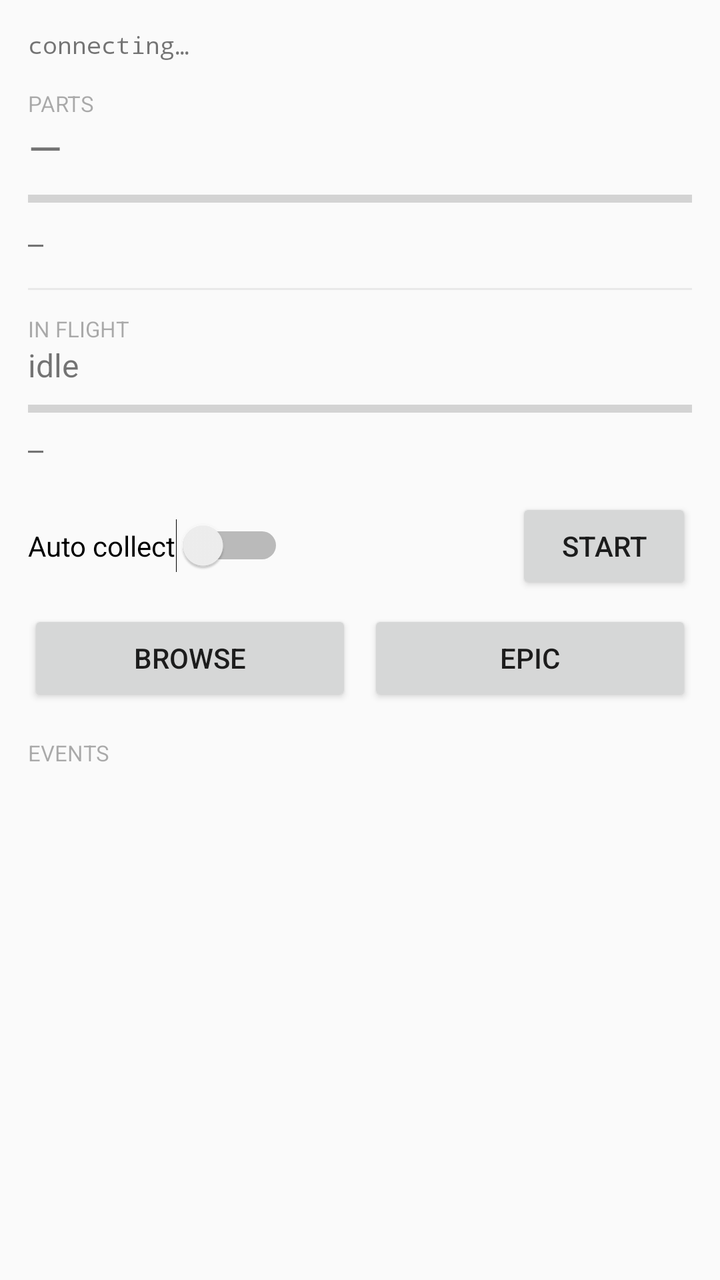
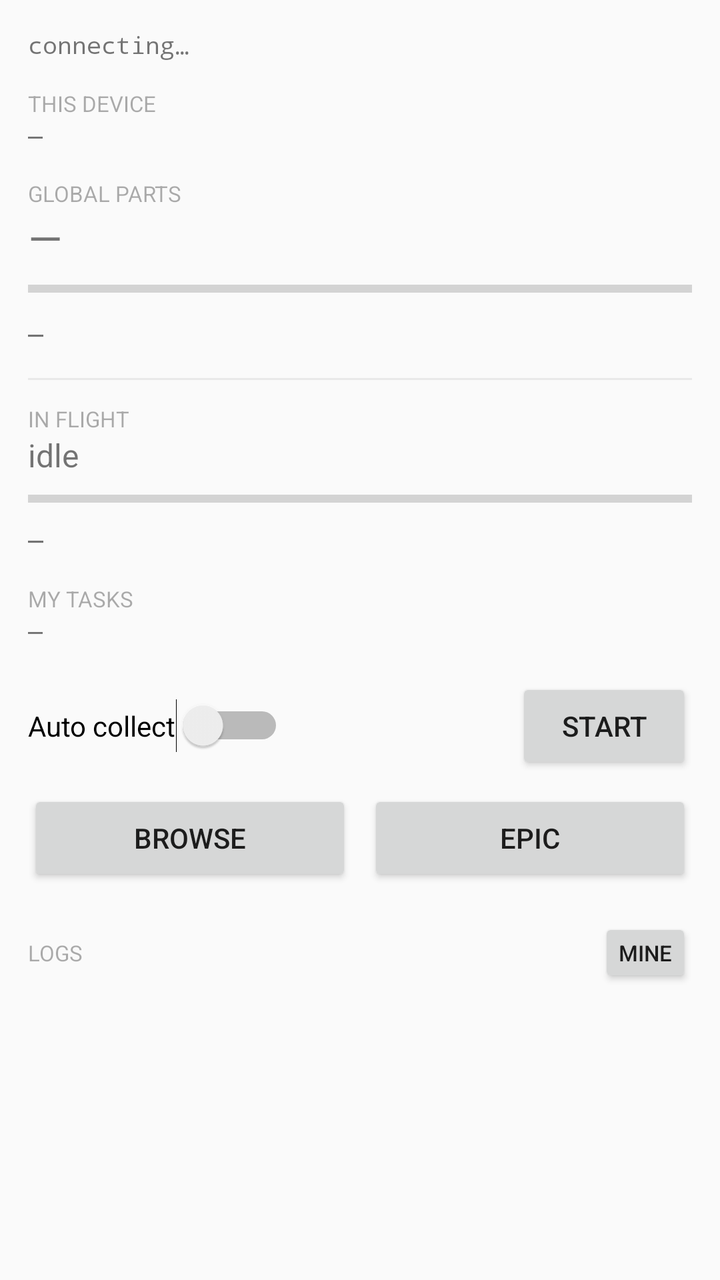

Two renders of the same Android screen: before a commit and after it. Below are the layout's source before the change and the commit's diff.
<!-- AndroidManifest.xml: application theme android:Theme.Material.Light.DarkActionBar -->
<!-- res/layout/activity_main.xml -->
<?xml version="1.0" encoding="utf-8"?>
<ScrollView xmlns:android="http://schemas.android.com/apk/res/android"
    android:layout_width="match_parent"
    android:layout_height="match_parent"
    android:fillViewport="true">

    <LinearLayout
        android:layout_width="match_parent"
        android:layout_height="wrap_content"
        android:orientation="vertical"
        android:padding="14dp">

        <TextView
            android:id="@+id/tvHealth"
            android:layout_width="match_parent"
            android:layout_height="wrap_content"
            android:fontFamily="monospace"
            android:textSize="12sp"
            android:text="connecting…" />

        <TextView
            android:layout_width="wrap_content"
            android:layout_height="wrap_content"
            android:layout_marginTop="14dp"
            android:text="PARTS"
            android:textSize="11sp"
            android:alpha="0.6" />

        <TextView
            android:id="@+id/tvParts"
            android:layout_width="wrap_content"
            android:layout_height="wrap_content"
            android:textSize="22sp"
            android:text="—" />

        <ProgressBar
            android:id="@+id/pbParts"
            style="?android:attr/progressBarStyleHorizontal"
            android:layout_width="match_parent"
            android:layout_height="10dp"
            android:layout_marginTop="6dp"
            android:max="100" />

        <TextView
            android:id="@+id/tvKpis"
            android:layout_width="match_parent"
            android:layout_height="wrap_content"
            android:layout_marginTop="8dp"
            android:fontFamily="monospace"
            android:textSize="13sp"
            android:text="—" />

        <View
            android:layout_width="match_parent"
            android:layout_height="1dp"
            android:layout_marginTop="14dp"
            android:alpha="0.2"
            android:background="@android:color/darker_gray" />

        <TextView
            android:layout_width="wrap_content"
            android:layout_height="wrap_content"
            android:layout_marginTop="12dp"
            android:text="IN FLIGHT"
            android:textSize="11sp"
            android:alpha="0.6" />

        <TextView
            android:id="@+id/tvCurrent"
            android:layout_width="match_parent"
            android:layout_height="wrap_content"
            android:textSize="16sp"
            android:text="idle" />

        <ProgressBar
            android:id="@+id/pbCurrent"
            style="?android:attr/progressBarStyleHorizontal"
            android:layout_width="match_parent"
            android:layout_height="10dp"
            android:layout_marginTop="6dp"
            android:max="100" />

        <TextView
            android:id="@+id/tvSpeed"
            android:layout_width="match_parent"
            android:layout_height="wrap_content"
            android:layout_marginTop="6dp"
            android:fontFamily="monospace"
            android:textSize="13sp"
            android:text="—" />

        <LinearLayout
            android:layout_width="match_parent"
            android:layout_height="wrap_content"
            android:layout_marginTop="16dp"
            android:gravity="center_vertical"
            android:orientation="horizontal">

            <Switch
                android:id="@+id/swAuto"
                android:layout_width="wrap_content"
                android:layout_height="wrap_content"
                android:text="Auto collect" />

            <Space
                android:layout_width="0dp"
                android:layout_height="1dp"
                android:layout_weight="1" />

            <Button
                android:id="@+id/btnService"
                android:layout_width="wrap_content"
                android:layout_height="wrap_content"
                android:text="Start" />
        </LinearLayout>

        <LinearLayout
            android:layout_width="match_parent"
            android:layout_height="wrap_content"
            android:layout_marginTop="8dp"
            android:orientation="horizontal">

            <Button
                android:id="@+id/btnBrowse"
                android:layout_width="0dp"
                android:layout_height="wrap_content"
                android:layout_weight="1"
                android:text="Browse" />

            <Button
                android:id="@+id/btnEpic"
                android:layout_width="0dp"
                android:layout_height="wrap_content"
                android:layout_weight="1"
                android:layout_marginStart="8dp"
                android:text="EPIC" />
        </LinearLayout>

        <TextView
            android:layout_width="wrap_content"
            android:layout_height="wrap_content"
            android:layout_marginTop="16dp"
            android:text="EVENTS"
            android:textSize="11sp"
            android:alpha="0.6" />

        <LinearLayout
            android:id="@+id/llEvents"
            android:layout_width="match_parent"
            android:layout_height="wrap_content"
            android:layout_marginTop="4dp"
            android:orientation="vertical" />
    </LinearLayout>
</ScrollView>
<!-- resources referenced by this layout -->
<resources>

</resources>

<!-- the commit's change to res/layout/activity_main.xml (unified diff, before → after) -->
@@ -22,7 +22,23 @@
             android:layout_width="wrap_content"
             android:layout_height="wrap_content"
             android:layout_marginTop="14dp"
-            android:text="PARTS"
+            android:text="THIS DEVICE"
+            android:textSize="11sp"
+            android:alpha="0.6" />
+
+        <TextView
+            android:id="@+id/tvDevice"
+            android:layout_width="match_parent"
+            android:layout_height="wrap_content"
+            android:fontFamily="monospace"
+            android:textSize="12sp"
+            android:text="—" />
+
+        <TextView
+            android:layout_width="wrap_content"
+            android:layout_height="wrap_content"
+            android:layout_marginTop="14dp"
+            android:text="GLOBAL PARTS"
             android:textSize="11sp"
             android:alpha="0.6" />
 
@@ -87,6 +103,22 @@
             android:layout_marginTop="6dp"
             android:fontFamily="monospace"
             android:textSize="13sp"
+            android:text="—" />
+
+        <TextView
+            android:layout_width="wrap_content"
+            android:layout_height="wrap_content"
+            android:layout_marginTop="14dp"
+            android:text="MY TASKS"
+            android:textSize="11sp"
+            android:alpha="0.6" />
+
+        <TextView
+            android:id="@+id/tvTasks"
+            android:layout_width="match_parent"
+            android:layout_height="wrap_content"
+            android:fontFamily="monospace"
+            android:textSize="12sp"
             android:text="—" />
 
         <LinearLayout
@@ -136,13 +168,36 @@
                 android:text="EPIC" />
         </LinearLayout>
 
-        <TextView
-            android:layout_width="wrap_content"
+        <LinearLayout
+            android:layout_width="match_parent"
             android:layout_height="wrap_content"
             android:layout_marginTop="16dp"
-            android:text="EVENTS"
-            android:textSize="11sp"
-            android:alpha="0.6" />
+            android:gravity="center_vertical"
+            android:orientation="horizontal">
+
+            <TextView
+                android:layout_width="wrap_content"
+                android:layout_height="wrap_content"
+                android:text="LOGS"
+                android:textSize="11sp"
+                android:alpha="0.6" />
+
+            <Space
+                android:layout_width="0dp"
+                android:layout_height="1dp"
+                android:layout_weight="1" />
+
+            <Button
+                android:id="@+id/btnLogScope"
+                android:layout_width="wrap_content"
+                android:layout_height="wrap_content"
+                android:minHeight="0dp"
+                android:minWidth="0dp"
+                android:paddingLeft="10dp"
+                android:paddingRight="10dp"
+                android:textSize="11sp"
+                android:text="mine" />
+        </LinearLayout>
 
         <LinearLayout
             android:id="@+id/llEvents"
